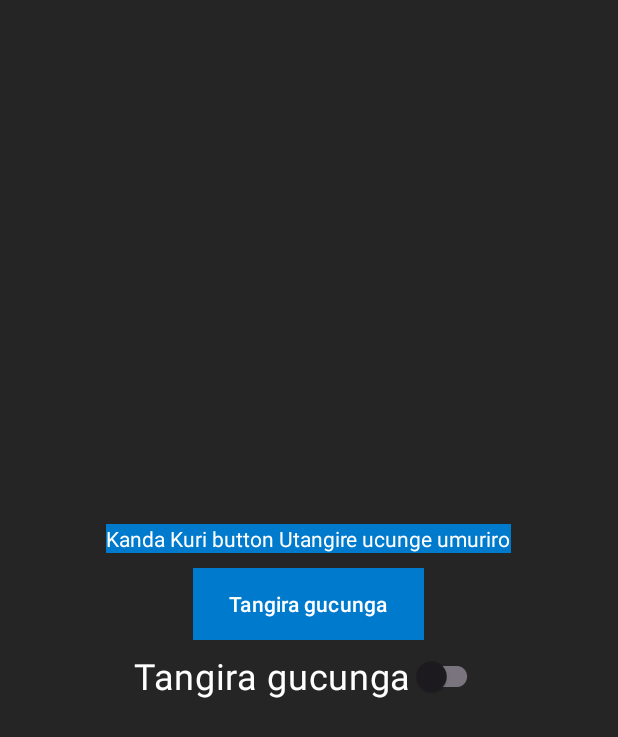
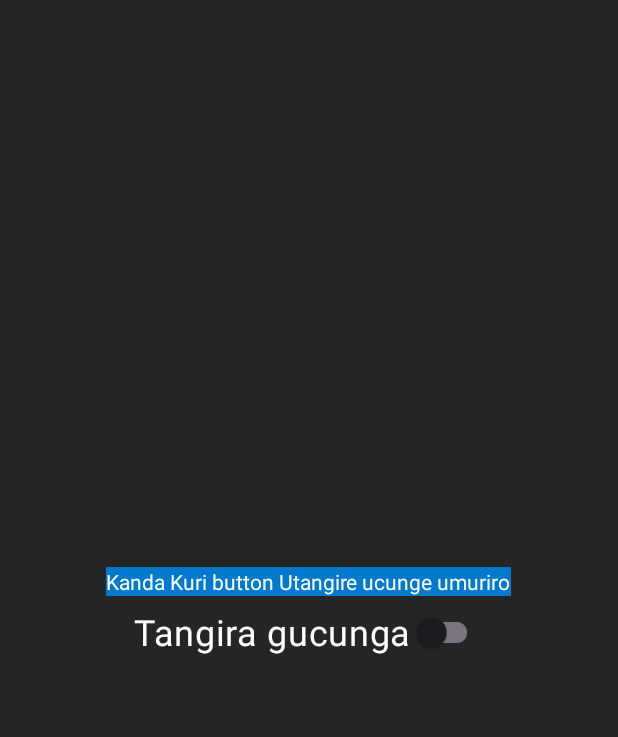
Before and after one commit to niyonkuruelisa/Umuriro, an Android app: the screen it shows after launch (MainActivity), on a phone screen of 412 x 824 dp. Shown: the top 737 px of the screen. Run offline under Robolectric (Android 15) with nearby library versions, the phone set to English and light mode, and no system bars.

Commit message:
removed button and left a switch

```diff
--- a/app/src/main/java/com/niyonkuruelisa/umuriro/MainActivity.java
+++ b/app/src/main/java/com/niyonkuruelisa/umuriro/MainActivity.java
@@ -2,7 +2,6 @@ package com.niyonkuruelisa.umuriro;
 
 import android.Manifest;
 import android.annotation.SuppressLint;
-import android.app.PendingIntent;
 import android.content.Context;
 import android.content.Intent;
 import android.content.pm.PackageManager;
@@ -12,55 +11,45 @@ import android.os.Bundle;
 import android.os.PowerManager;
 import android.provider.Settings;
 import android.util.Log;
-import android.view.View;
 import android.widget.Button;
-import android.widget.CompoundButton;
 
 import androidx.activity.EdgeToEdge;
 import androidx.appcompat.app.AppCompatActivity;
 import androidx.appcompat.widget.SwitchCompat;
 import androidx.core.app.ActivityCompat;
 import androidx.core.content.ContextCompat;
-import androidx.core.graphics.Insets;
-import androidx.core.view.ViewCompat;
-import androidx.core.view.WindowInsetsCompat;
 
 import com.niyonkuruelisa.umuriro.services.StopAlarmReceiver;
 
 public class MainActivity extends AppCompatActivity {
 
     private static final int REQUEST_IGNORE_BATTERY_OPTIMIZATIONS = 2;
-    private Button powerCheckButton;
     public boolean serviceStarted =  false;
-    private SwitchCompat buttonSwitch;
+    private SwitchCompat powerCheckSwitchButton;
+    @SuppressLint({"SetTextI18n", "InlinedApi"})
     @Override
     protected void onCreate(Bundle savedInstanceState) {
         super.onCreate(savedInstanceState);
         EdgeToEdge.enable(this);
         setContentView(R.layout.activity_main);
-        powerCheckButton = findViewById(R.id.start_checking_power);
-        powerCheckButton.setEnabled(false);
-        buttonSwitch = findViewById(R.id.buttonSwitch);
-        buttonSwitch.setChecked(false);
-        buttonSwitch.setText("Tangira gucunga");
+        powerCheckSwitchButton = findViewById(R.id.buttonSwitch);
+        powerCheckSwitchButton.setChecked(false);
+        powerCheckSwitchButton.setEnabled(false);
+        powerCheckSwitchButton.setText("Tangira gucunga");
         requestIgnoreBatteryOptimizations();
         if (ContextCompat.checkSelfPermission(this, android.Manifest.permission.REQUEST_IGNORE_BATTERY_OPTIMIZATIONS) != PackageManager.PERMISSION_GRANTED) {
             ActivityCompat.requestPermissions(this, new String[]{Manifest.permission.REQUEST_IGNORE_BATTERY_OPTIMIZATIONS}, REQUEST_IGNORE_BATTERY_OPTIMIZATIONS);
         } else {
-            powerCheckButton.setEnabled(true);
+            powerCheckSwitchButton.setEnabled(true);
         }
 
-        buttonSwitch.setOnCheckedChangeListener(new CompoundButton.OnCheckedChangeListener() {
-            @Override
-            public void onCheckedChanged(CompoundButton buttonView, boolean isChecked) {
+        powerCheckSwitchButton.setOnCheckedChangeListener((buttonView, isChecked) -> {
             if(isChecked){
-                    powerCheckButton.setText("Hagarika gucunga...");
-                    buttonSwitch.setText("Hagarika gucunga...");
+                powerCheckSwitchButton.setText("Hagarika gucunga...");
                 serviceStarted =  true;
                 startChargingService();
             }else{
-                    powerCheckButton.setText("Tangira gucunga");
-                    buttonSwitch.setText("Tangira gucunga");
+                powerCheckSwitchButton.setText("Tangira gucunga");
                 //we need to stop the service
                 serviceStarted = false;
                 Intent stopIntent = new Intent(buttonView.getContext(), StopAlarmReceiver.class);
@@ -68,33 +57,8 @@ public class MainActivity extends AppCompatActivity {
                 Intent intent = new Intent(MainActivity.this, com.niyonkuruelisa.umuriro.services.ChargingService.class);
                 stopService(intent);
             }
-            }
         });
-        powerCheckButton.setOnClickListener(new View.OnClickListener() {
-            @Override
-            public void onClick(View v) {
-                Log.d("checking","clicked");
-               if(!serviceStarted){
-                   Log.d("checking","going to start a service");
-                   powerCheckButton.setText("Hagarika gucunga...");
-                   buttonSwitch.setText("Hagarika gucunga...");
-                   serviceStarted =  true;
-                   startChargingService();
-               }else{
 
-                   Log.d("checking","going to stop a service");
-                   powerCheckButton.setText("Tangira gucunga");
-                   buttonSwitch.setText("Tangira gucunga");
-                    //we need to stop the service
-                   serviceStarted = false;
-                   Intent stopIntent = new Intent(v.getContext(), StopAlarmReceiver.class);
-                   v.getContext().sendBroadcast(stopIntent);
-                   Intent intent = new Intent(MainActivity.this, com.niyonkuruelisa.umuriro.services.ChargingService.class);
-                   stopService(intent);
-               }
-
-            }
-        });
     }
     private void requestIgnoreBatteryOptimizations() {
         PowerManager pm = (PowerManager) getSystemService(Context.POWER_SERVICE);
@@ -111,7 +75,7 @@ public class MainActivity extends AppCompatActivity {
         super.onRequestPermissionsResult(requestCode, permissions, grantResults);
         if (requestCode == REQUEST_IGNORE_BATTERY_OPTIMIZATIONS) {
             if (grantResults.length > 0 && grantResults[0] == PackageManager.PERMISSION_GRANTED) {
-                powerCheckButton.setEnabled(true);
+                powerCheckSwitchButton.setEnabled(true);
             } else {
                 // Permission denied, handle accordingly
                 ActivityCompat.requestPermissions(this, new String[]{Manifest.permission.REQUEST_IGNORE_BATTERY_OPTIMIZATIONS}, REQUEST_IGNORE_BATTERY_OPTIMIZATIONS);
--- a/app/src/main/res/layout/activity_main.xml
+++ b/app/src/main/res/layout/activity_main.xml
@@ -21,14 +21,14 @@
         android:textColor="@color/white"
         android:text="Kanda Kuri button Utangire ucunge umuriro" />
 
-   <Button
-       android:id="@+id/start_checking_power"
-       android:layout_width="wrap_content"
-       android:layout_marginTop="10dp"
-       android:layout_height="wrap_content"
-       android:textColor="@color/white"
-       android:background="@color/color_primary"
-       android:text="Tangira gucunga" />
+<!--   <Button-->
+<!--       android:id="@+id/start_checking_power"-->
+<!--       android:layout_width="wrap_content"-->
+<!--       android:layout_marginTop="10dp"-->
+<!--       android:layout_height="wrap_content"-->
+<!--       android:textColor="@color/white"-->
+<!--       android:background="@color/color_primary"-->
+<!--       android:text="Tangira gucunga" />-->
        <!--Switch with default state as enabled-->
        <androidx.appcompat.widget.SwitchCompat
            android:id="@+id/buttonSwitch"
```
Lines whose indentation alone changed are shown as unchanged.
